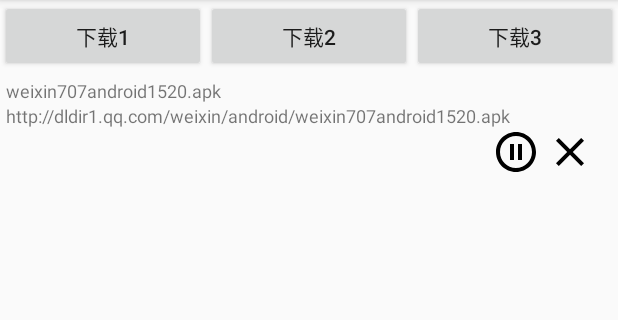
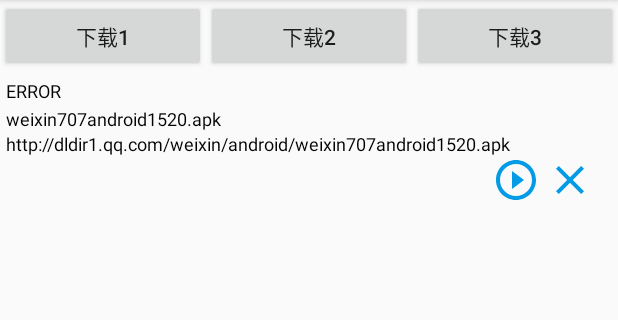
Before and after one commit to AnRFDev/android-Basic4, an Android app: the screen it shows after launch (MainActivity), after a tap on an icon or button, on a phone screen of 412 x 824 dp, the part 84-404 px from its top. Run offline under Robolectric (Android 15) with nearby library versions, the phone set to English and light mode, and no system bars; our stand-ins replace RxJava; network calls fail; 1 other tap on this screen came first.

Commit message:
[download] 处理异常
[download] fix continueDownload

```diff
--- a/appdowloadsample/src/main/java/com/rustfisher/appdowloadsample/MainActivity.java
+++ b/appdowloadsample/src/main/java/com/rustfisher/appdowloadsample/MainActivity.java
@@ -47,10 +47,11 @@ public class MainActivity extends AppCompatActivity implements View.OnClickListe
 
     @Override
     public void onClick(View v) {
+        // 下载前应该检查存储中是否已经有这个文件
         switch (v.getId()) {
             case R.id.download_1:
                 final String url1 = "http://dldir1.qq.com/weixin/android/weixin707android1520.apk";
-                downloadUrl(url1, new File(Environment.getExternalStorageDirectory(), "weixin707android1520.apk"), 1003);
+                downloadUrl(url1, new File(Environment.getExternalStorageDirectory(), "weixin707android1520.apk"), 2000);
                 break;
             case R.id.download_2:
                 final String url2 = "http://releases.ubuntu.com/18.04.3/ubuntu-18.04.3-desktop-amd64.iso?_ga=2.164765245.385568095.1571216179-1901711613.1571216179";
--- a/appdowloadsample/src/main/java/com/rustfisher/appdowloadsample/download/ControlCallBack.java
+++ b/appdowloadsample/src/main/java/com/rustfisher/appdowloadsample/download/ControlCallBack.java
@@ -21,7 +21,7 @@ public abstract class ControlCallBack {
     private File targetFile;
     private File tmpFile;
     private final String url;
-    private DownloadTaskState state;
+    private DownloadTaskState state = DownloadTaskState.CREATED;
     private int downloadBytesPerMs;
     private long progressTotal;
     private long progressCurrent = -1;
@@ -138,7 +138,7 @@ public abstract class ControlCallBack {
                 if (fos != null) {
                     fos.close();
                 }
-            } catch (IOException e) {
+            } catch (Exception e) {
                 Log.e(TAG, "saveFile", e);
             }
             if (isDeletingState()) {
@@ -179,6 +179,9 @@ public abstract class ControlCallBack {
     public void pause() {
         switch (state) {
             case CREATED:
+                state = DownloadTaskState.PAUSING;
+                onPaused(url);
+                break;
             case DOWNLOADING:
                 state = DownloadTaskState.PAUSING;
                 break;
@@ -207,12 +210,20 @@ public abstract class ControlCallBack {
         return url;
     }
 
+    public DownloadTaskState getState() {
+        return state;
+    }
+
     public boolean isDownloading() {
         return DownloadTaskState.DOWNLOADING.equals(state);
     }
 
     public boolean isPaused() {
         return DownloadTaskState.PAUSED.equals(state);
+    }
+
+    public boolean isError() {
+        return DownloadTaskState.ERROR.equals(state);
     }
 
     public boolean isDeletingState() {
--- a/appdowloadsample/src/main/java/com/rustfisher/appdowloadsample/download/DownloadCenter.java
+++ b/appdowloadsample/src/main/java/com/rustfisher/appdowloadsample/download/DownloadCenter.java
@@ -3,6 +3,7 @@ package com.rustfisher.appdowloadsample.download;
 import android.util.Log;
 
 import java.io.File;
+import java.io.IOException;
 import java.util.ArrayList;
 import java.util.HashSet;
 import java.util.List;
@@ -53,48 +54,75 @@ public class DownloadCenter {
         return instance;
     }
 
-    public void continueDownload(final String downUrl, File targetFile, final int downloadBytePerMs) {
-        ControlCallBack callBack = null;
-        for (ControlCallBack c : callBackList) {
-            if (c.getUrl().equals(downUrl)) {
-                callBack = c;
-                break;
-            }
-        }
-        if (callBack == null) {
+    public void continueDownload(final ControlCallBack callBack) {
+        if (!callBackList.contains(callBack)) {
+            Log.e(TAG, "continueDownload: not found: " + callBack);
             return;
         }
-        if (!callBack.isPaused()) {
-            return;
+        switch (callBack.getState()) {
+            case CREATED:
+            case PAUSED:
+            case ERROR:
+                break;
+            default:
+                return;
         }
         Log.d(TAG, "continueDownload: tmpFile: " + callBack.getTmpFile());
         long startByte = 0;
         if (callBack.getTmpFile().exists()) {
             startByte = callBack.getTmpFile().length();
             Log.d(TAG, "continueDownload: tmp file exists.");
+        } else {
+            try {
+                boolean c =callBack.getTmpFile().createNewFile();
+                Log.d(TAG, "continueDownload: Create new tmp file: " + c);
+            } catch (IOException e) {
+                e.printStackTrace();
+                Log.e(TAG, "continueDownload: Create new tmp file. ", e);
+            }
         }
         Log.d(TAG, "continueDownload: startByte: " + startByte);
         callBack.setLocalFileStartByteIndex(startByte);
         tellDownloadStart(callBack);
-        final ControlCallBack finalCallBack = callBack;
         retrofit.create(ApiService.class)
-                .downloadPartial(downUrl, "bytes=" + startByte + "-")
+                .downloadPartial(callBack.getUrl(), "bytes=" + startByte + "-")
                 .subscribeOn(Schedulers.newThread())
                 .observeOn(Schedulers.io())
                 .doOnNext(new Consumer<ResponseBody>() {
                     @Override
                     public void accept(ResponseBody responseBody) throws Exception {
-                        finalCallBack.saveFile(responseBody);
+                        callBack.saveFile(responseBody);
                     }
                 })
                 .doOnError(new Consumer<Throwable>() {
                     @Override
                     public void accept(Throwable throwable) throws Exception {
-                        Log.e(TAG, "accept on error: " + downUrl, throwable);
+                        tellDownloadError(callBack.getUrl(), throwable);
                     }
                 })
                 .observeOn(AndroidSchedulers.mainThread())
-                .subscribe();
+                .subscribe(new Observer<ResponseBody>() {
+                    @Override
+                    public void onSubscribe(Disposable d) {
+
+                    }
+
+                    @Override
+                    public void onNext(ResponseBody responseBody) {
+
+                    }
+
+                    @Override
+                    public void onError(Throwable e) {
+                        callBack.setState(DownloadTaskState.ERROR);
+                        tellDownloadError(callBack.getUrl(), e);
+                    }
+
+                    @Override
+                    public void onComplete() {
+
+                    }
+                });
     }
 
     public void download(final String downUrl, File targetFile, final int downloadBytePerMs) {
@@ -172,7 +200,8 @@ public class DownloadCenter {
 
                     @Override
                     public void onError(Throwable e) {
-                        Log.e(TAG, "Download center retrofit onError: ", e);
+                        finalCallBack.setState(DownloadTaskState.ERROR);
+                        tellDownloadError(downUrl, e);
                     }
 
                     @Override
--- a/appdowloadsample/src/main/java/com/rustfisher/appdowloadsample/download/DownloadTaskState.java
+++ b/appdowloadsample/src/main/java/com/rustfisher/appdowloadsample/download/DownloadTaskState.java
@@ -7,8 +7,8 @@ package com.rustfisher.appdowloadsample.download;
 public enum DownloadTaskState {
     CREATED,
     DOWNLOADING,
-    PAUSING,/* todo 还没实现暂停功能 */
-    PAUSED, /* todo 还没实现暂停功能 */
+    PAUSING,
+    PAUSED,
     DONE,
     ERROR,
     DELETING
--- a/appdowloadsample/src/main/java/com/rustfisher/appdowloadsample/fragment/DownloadingFrag.java
+++ b/appdowloadsample/src/main/java/com/rustfisher/appdowloadsample/fragment/DownloadingFrag.java
@@ -70,8 +70,8 @@ public class DownloadingFrag extends Fragment {
                 new Thread(new Runnable() {
                     @Override
                     public void run() {
-                        if (callBack.isPaused()) {
-                            DownloadCenter.getInstance().continueDownload(callBack.getUrl(), callBack.getTargetFile(), callBack.downloadBytePerMs());
+                        if (callBack.isPaused() || callBack.isError()) {
+                            DownloadCenter.getInstance().continueDownload(callBack);
                         } else {
                             callBack.pause();
                         }
@@ -171,9 +171,10 @@ public class DownloadingFrag extends Fragment {
     };
 
     static class VH extends RecyclerView.ViewHolder {
-        public View root;
-        public TextView urlTv;
-        public TextView filenameTv;
+        View root;
+        TextView urlTv;
+        TextView filenameTv;
+        TextView statusTv;
         ImageView delIv;
         ImageView startOrPauseIv;
         ProgressBar pb;
@@ -186,6 +187,7 @@ public class DownloadingFrag extends Fragment {
             pb = itemView.findViewById(R.id.pb);
             delIv = itemView.findViewById(R.id.del_iv);
             startOrPauseIv = itemView.findViewById(R.id.start_and_pause_iv);
+            statusTv = itemView.findViewById(R.id.status_tv);
         }
     }
 
@@ -206,6 +208,7 @@ public class DownloadingFrag extends Fragment {
         @Override
         public void onBindViewHolder(@NonNull VH holder, int position) {
             final ControlCallBack callBack = callBackList.get(position);
+            holder.statusTv.setText(callBack.getState().toString());
             holder.urlTv.setText(callBack.getUrl());
             holder.filenameTv.setText(callBack.getTargetFile().getName());
             holder.pb.setVisibility((callBack.isPaused() || callBack.isDownloading()) ? View.VISIBLE : View.INVISIBLE);
@@ -217,6 +220,27 @@ public class DownloadingFrag extends Fragment {
                 holder.pb.setVisibility(View.INVISIBLE);
             }
             holder.startOrPauseIv.setImageResource(callBack.isPaused() ? R.drawable.ic_play_circle_outline_24dp : R.drawable.ic_pause_circle_outline_24dp);
+            switch (callBack.getState()) {
+                case CREATED:
+                    break;
+                case DOWNLOADING:
+                    break;
+                case PAUSING:
+                    holder.startOrPauseIv.setVisibility(View.VISIBLE);
+                    break;
+                case PAUSED:
+                    holder.startOrPauseIv.setVisibility(View.VISIBLE);
+                    break;
+                case DONE:
+                    holder.startOrPauseIv.setVisibility(View.INVISIBLE);
+                    break;
+                case ERROR:
+                    holder.startOrPauseIv.setImageResource(R.drawable.ic_play_circle_outline_24dp);
+                    holder.startOrPauseIv.setVisibility(View.VISIBLE);
+                    break;
+                case DELETING:
+                    break;
+            }
             holder.delIv.setOnClickListener(new View.OnClickListener() {
                 @Override
                 public void onClick(View v) {
--- a/appdowloadsample/src/main/res/drawable/ic_close_24dp.xml
+++ b/appdowloadsample/src/main/res/drawable/ic_close_24dp.xml
@@ -4,6 +4,6 @@
         android:viewportWidth="24.0"
         android:viewportHeight="24.0">
     <path
-        android:fillColor="#FF000000"
+        android:fillColor="#039BE5"
         android:pathData="M19,6.41L17.59,5 12,10.59 6.41,5 5,6.41 10.59,12 5,17.59 6.41,19 12,13.41 17.59,19 19,17.59 13.41,12z"/>
 </vector>
--- a/appdowloadsample/src/main/res/drawable/ic_pause_circle_outline_24dp.xml
+++ b/appdowloadsample/src/main/res/drawable/ic_pause_circle_outline_24dp.xml
@@ -4,6 +4,6 @@
         android:viewportWidth="24.0"
         android:viewportHeight="24.0">
     <path
-        android:fillColor="#FF000000"
+        android:fillColor="#039BE5"
         android:pathData="M9,16h2L11,8L9,8v8zM12,2C6.48,2 2,6.48 2,12s4.48,10 10,10 10,-4.48 10,-10S17.52,2 12,2zM12,20c-4.41,0 -8,-3.59 -8,-8s3.59,-8 8,-8 8,3.59 8,8 -3.59,8 -8,8zM13,16h2L15,8h-2v8z"/>
 </vector>
--- a/appdowloadsample/src/main/res/drawable/ic_play_circle_outline_24dp.xml
+++ b/appdowloadsample/src/main/res/drawable/ic_play_circle_outline_24dp.xml
@@ -4,6 +4,6 @@
         android:viewportWidth="24.0"
         android:viewportHeight="24.0">
     <path
-        android:fillColor="#FF000000"
+        android:fillColor="#039BE5"
         android:pathData="M10,16.5l6,-4.5 -6,-4.5v9zM12,2C6.48,2 2,6.48 2,12s4.48,10 10,10 10,-4.48 10,-10S17.52,2 12,2zM12,20c-4.41,0 -8,-3.59 -8,-8s3.59,-8 8,-8 8,3.59 8,8 -3.59,8 -8,8z"/>
 </vector>
--- a/appdowloadsample/src/main/res/layout/item_download_task.xml
+++ b/appdowloadsample/src/main/res/layout/item_download_task.xml
@@ -6,15 +6,25 @@
     android:orientation="vertical">
 
     <TextView
+        android:id="@+id/status_tv"
+        android:layout_width="wrap_content"
+        android:layout_height="wrap_content"
+        android:textColor="#000"
+        android:textSize="12sp" />
+
+    <TextView
         android:id="@+id/filename_tv"
         android:layout_width="wrap_content"
         android:layout_height="wrap_content"
+        android:layout_marginTop="2dp"
+        android:textColor="#000"
         android:textSize="12sp" />
 
     <TextView
         android:id="@+id/url_tv"
         android:layout_width="wrap_content"
         android:layout_height="wrap_content"
+        android:textColor="#000"
         android:textSize="12sp" />
 
     <LinearLayout
```
Also changed, not shown: 1 other file.
